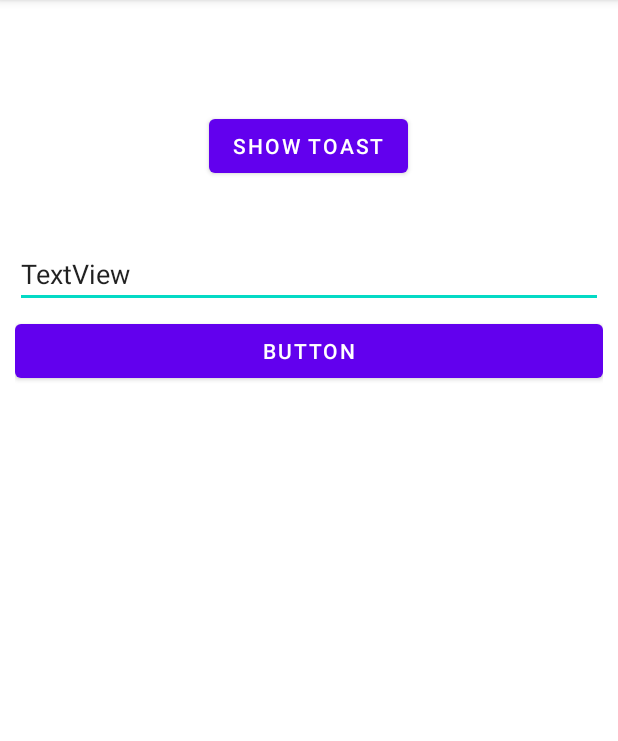
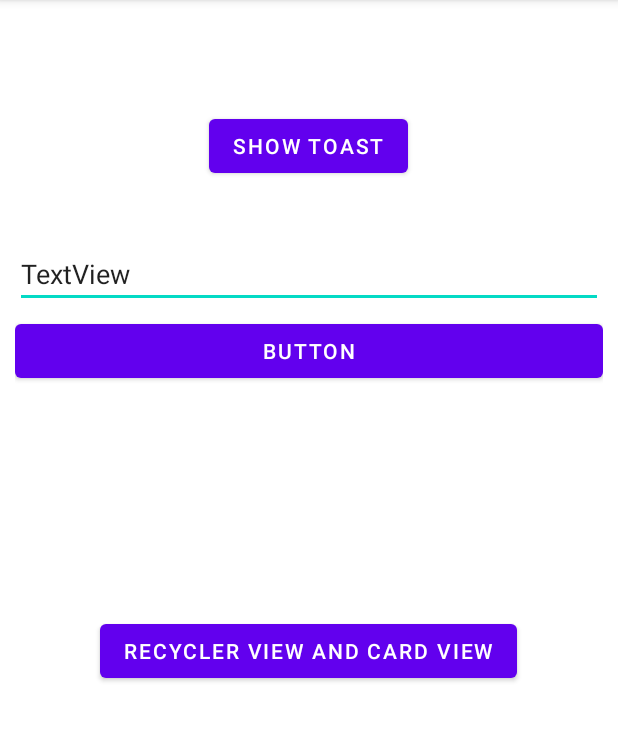
Before and after one commit to muhammedbilals/weather_app, an Android app: the screen it shows after launch (MainActivity), on a phone screen of 412 x 824 dp, the part 84-825 px from its top. Run offline under Robolectric (Android 15) with nearby library versions, the phone set to English and light mode, and no system bars.

```diff
--- a/app/src/main/AndroidManifest.xml
+++ b/app/src/main/AndroidManifest.xml
@@ -26,6 +26,8 @@
                 android:value="" />
         </activity>
         <activity android:name=".SecondActivity"></activity>
+        <activity android:name=".HobbiesActivity"></activity>
+
     </application>
 
 </manifest>
--- a/app/src/main/java/com/inspired/weatherapp/MainActivity.kt
+++ b/app/src/main/java/com/inspired/weatherapp/MainActivity.kt
@@ -16,6 +16,7 @@ class MainActivity : AppCompatActivity() {
         val btnShowToast = findViewById<Button>(R.id.btnShowToast)
         val btnToSentText = findViewById<Button>(R.id.btnToSentText)
         val etUserMessage = findViewById<EditText>(R.id.etUserMessage)
+        val btmRecyclerViewDemo = findViewById<Button>(R.id.btmRecyclerViewDemo)
 
 
         btnShowToast.setOnClickListener(){
@@ -29,6 +30,9 @@ class MainActivity : AppCompatActivity() {
             intent.putExtra("user_message",message)
             startActivity(intent)
         }
-
+        btmRecyclerViewDemo.setOnClickListener(){
+            val intent =Intent(this, HobbiesActivity::class.java)
+            startActivity(intent)
+        }
     }
 }
--- /dev/null
+++ b/app/src/main/res/layout/activity_hobbies.xml
@@ -0,0 +1,6 @@
+<?xml version="1.0" encoding="utf-8"?>
+<androidx.constraintlayout.widget.ConstraintLayout xmlns:android="http://schemas.android.com/apk/res/android"
+    android:layout_width="match_parent"
+    android:layout_height="match_parent">
+
+</androidx.constraintlayout.widget.ConstraintLayout>
--- a/app/src/main/res/layout/activity_main.xml
+++ b/app/src/main/res/layout/activity_main.xml
@@ -37,4 +37,13 @@
 
         android:text="Button" />
 
+    <Button
+        android:id="@+id/btmRecyclerViewDemo"
+        android:layout_width="wrap_content"
+        android:layout_height="wrap_content"
+        android:layout_marginTop="400dp"
+        android:layout_centerHorizontal="true"
+
+        android:text="Recycler view and Card View" />
+
 </RelativeLayout>
```
Also changed, not shown: app/src/main/java/com/inspired/weatherapp/HobbiesActivity.kt (added, +12 -0 lines).
